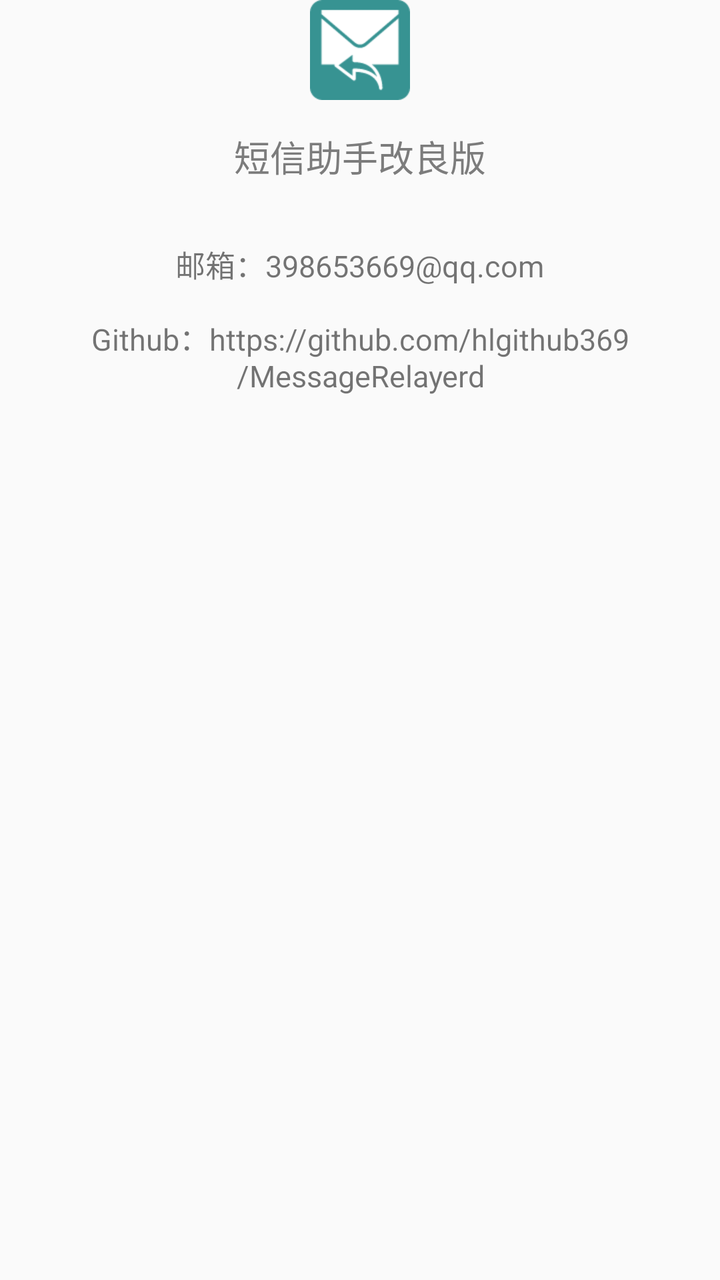
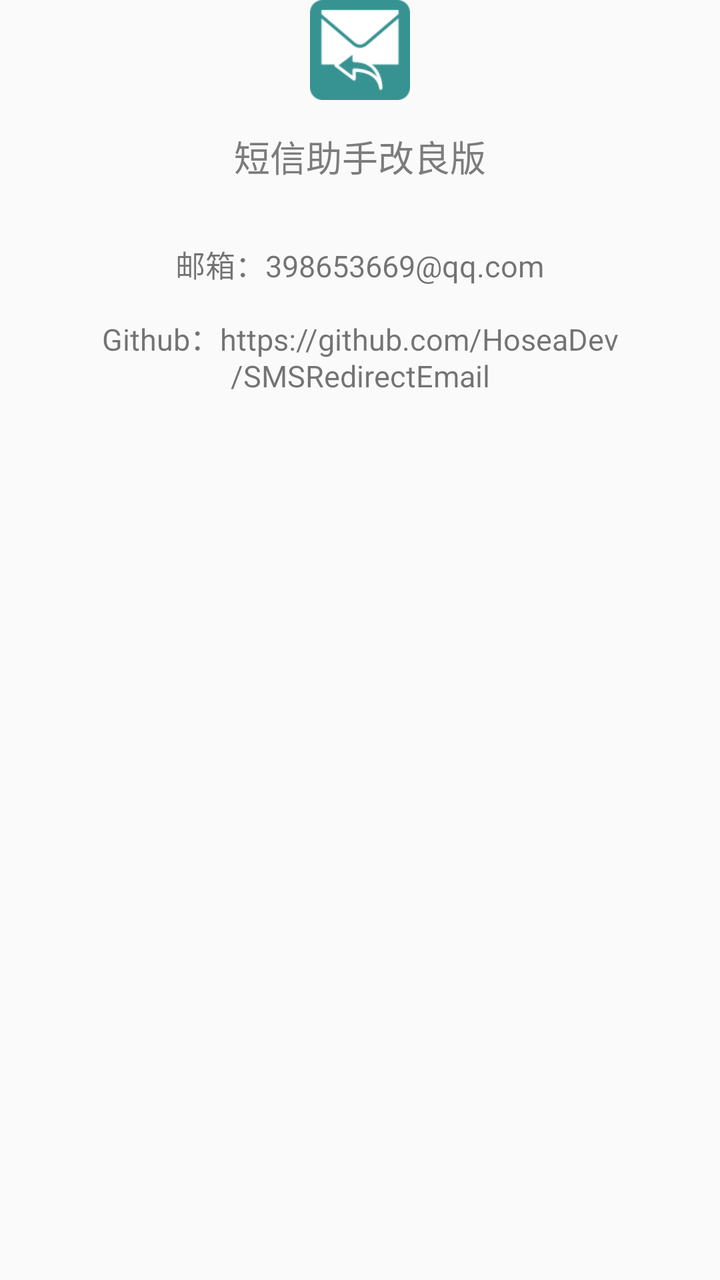

Before-and-after screenshots of an Android layout around one commit, followed by the original layout XML and the change that was made.
<!-- AndroidManifest.xml: application theme AppTheme -->
<!-- res/layout/activity_about.xml -->
<?xml version="1.0" encoding="utf-8"?>
<LinearLayout
    xmlns:android="http://schemas.android.com/apk/res/android"
    xmlns:tools="http://schemas.android.com/tools"
    android:id="@+id/activity_about"
    android:layout_width="match_parent"
    android:layout_height="match_parent"
    android:orientation="vertical"
    android:gravity="center_horizontal"
    android:layout_marginTop="100dp"
    tools:context="com.hosea.messagerelayer.activity.AboutActivity">

    <ImageView
        android:layout_width="wrap_content"
        android:layout_height="wrap_content"
        android:src="@mipmap/icon"/>
    <TextView
        android:layout_width="wrap_content"
        android:layout_height="wrap_content"
        android:layout_marginTop="15dp"
        android:text="短信助手改良版"
        android:textColor="@color/colorLightText"
        android:textSize="18sp"/>
    <TextView
        android:layout_width="wrap_content"
        android:layout_height="wrap_content"
        android:layout_marginTop="30dp"
        android:textIsSelectable="true"
        android:text="邮箱：398653669@qq.com"
        android:textSize="15sp"/>
    <TextView
        android:layout_width="wrap_content"
        android:layout_height="wrap_content"
        android:layout_marginTop="15dp"
        android:gravity="center_horizontal"
        android:textIsSelectable="true"
        android:text="Github：https://github.com/hlgithub369/MessageRelayerd"
        android:textSize="15sp"/>
</LinearLayout>
<!-- resources referenced by this layout -->
<resources>
  <color name="colorLightText">#7c7c7c</color>
  <!-- mipmap icon: png bitmap (mipmap-xhdpi, 2461 bytes) -->
  <style name="AppTheme" parent="Theme.AppCompat.Light.DarkActionBar">
          
          <item name="colorPrimary">@color/colorPrimary</item>
          <item name="colorPrimaryDark">@color/colorPrimaryDark</item>
          <item name="colorAccent">@color/colorAccent</item>
      </style>
  <color name="colorPrimary">#379392</color>
  <color name="colorPrimaryDark">#379392</color>
  <color name="colorAccent">#379392</color>
</resources>

<!-- the commit's change to res/layout/activity_about.xml (unified diff, before → after) -->
@@ -34,6 +34,6 @@
         android:layout_marginTop="15dp"
         android:gravity="center_horizontal"
         android:textIsSelectable="true"
-        android:text="Github：https://github.com/hlgithub369/MessageRelayerd"
+        android:text="Github：https://github.com/HoseaDev/SMSRedirectEmail"
         android:textSize="15sp"/>
 </LinearLayout>
